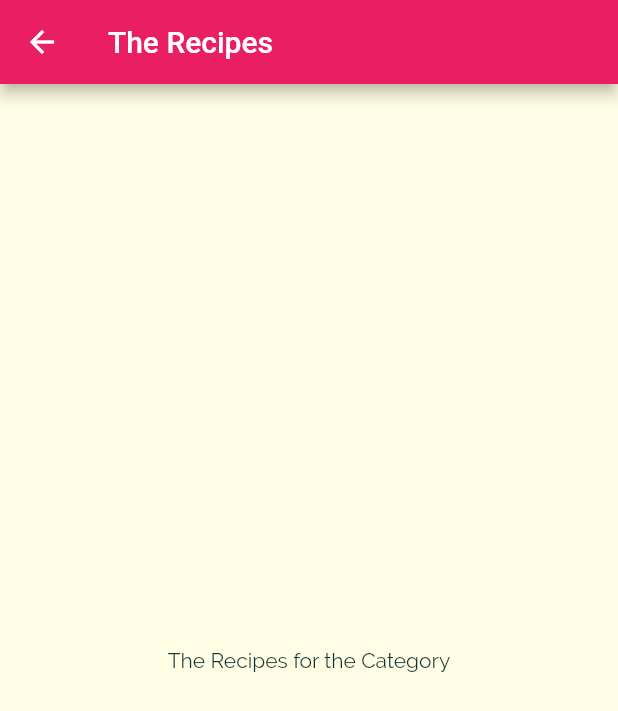
After one commit to dastagg/ACMIND-meals, a Flutter app: the screen it shows after launch, after a tap on "Italian", on a phone screen of 412 x 824 dp. The commit adds this screen. Shown: the top 711 px of the screen. Run offline on Flutter 3.47's test engine with Material 2 defaults, Android fonts, the phone set to English and light mode, and no system bars.

Commit message:
Create Category Meals screen and add Push to the new screen.

```diff
--- a/lib/category_item.dart
+++ b/lib/category_item.dart
@@ -1,4 +1,5 @@
 import 'package:flutter/material.dart';
+import 'category_meals_screen.dart';
 
 class CategoryItem extends StatelessWidget {
   final String title;
@@ -6,9 +7,19 @@ class CategoryItem extends StatelessWidget {
 
   const CategoryItem(this.title, this.color, {Key? key}) : super(key: key);
 
+  void selectCategory(BuildContext ctx) {
+    Navigator.of(ctx).push(MaterialPageRoute(builder: (_) {
+      return const CategoryMealsScreen();
+    }));
+  }
+
   @override
   Widget build(BuildContext context) {
-    return Container(
+    return InkWell(
+      onTap: () => selectCategory(context),
+      splashColor: Theme.of(context).primaryColor,
+      borderRadius: BorderRadius.circular(15),
+      child: Container(
         padding: const EdgeInsets.all(15),
         child: Text(
           title,
@@ -25,6 +36,7 @@ class CategoryItem extends StatelessWidget {
           ),
           borderRadius: BorderRadius.circular(15),
         ),
+      ),
     );
   }
 }
--- /dev/null
+++ b/lib/category_meals_screen.dart
@@ -0,0 +1,17 @@
+import 'package:flutter/material.dart';
+
+class CategoryMealsScreen extends StatelessWidget {
+  const CategoryMealsScreen({Key? key}) : super(key: key);
+
+  @override
+  Widget build(BuildContext context) {
+    return Scaffold(
+      appBar: AppBar(
+        title: const Text('The Recipes'),
+      ),
+      body: const Center(
+        child: Text('The Recipes for the Category'),
+      ),
+    );
+  }
+}
--- a/lib/main.dart
+++ b/lib/main.dart
@@ -13,6 +13,7 @@ class MyApp extends StatelessWidget {
       title: 'DeliMeals',
       theme: ThemeData(
         primarySwatch: Colors.pink,
+        // TODO: Update this to get rid of warning.
         accentColor: Colors.amber,
         canvasColor: const Color.fromRGBO(255, 254, 229, 1),
         fontFamily: 'Raleway',
```
Lines whose indentation alone changed are shown as unchanged.
